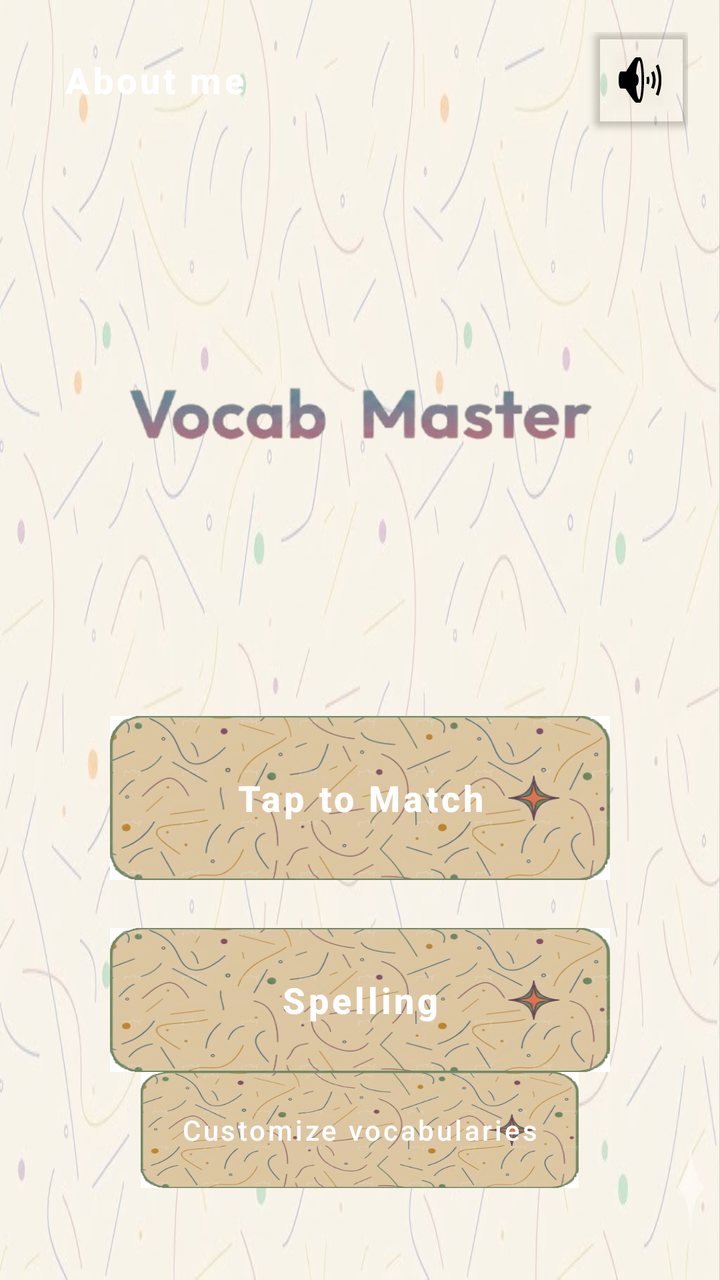
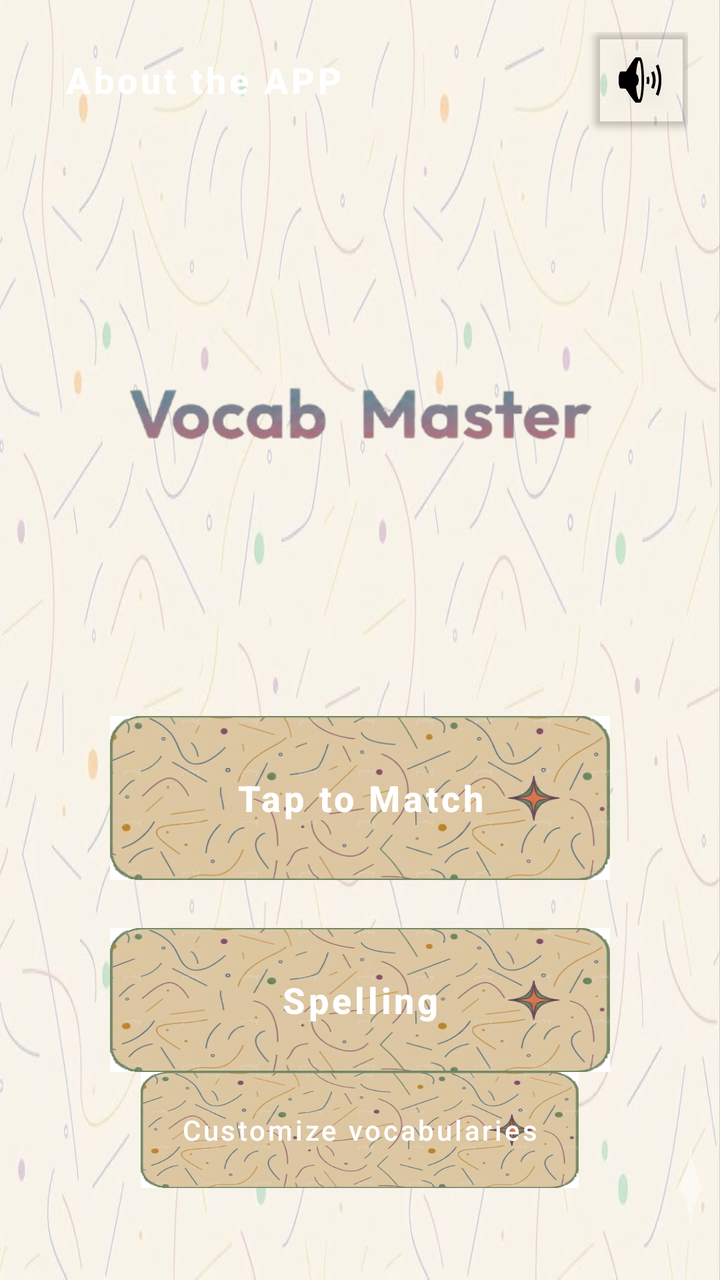

Screens rendered from an Android XML layout before and after an edit, with the pre-edit source and the edit as a unified diff.
<!-- AndroidManifest.xml: application theme Theme.Vocab_Master_mad_project -->
<!-- res/layout/activity_main.xml -->
<?xml version="1.0" encoding="utf-8"?>
<RelativeLayout xmlns:android="http://schemas.android.com/apk/res/android"
    xmlns:app="http://schemas.android.com/apk/res-auto"
    android:layout_width="match_parent"
    android:layout_height="match_parent"
    android:padding="16dp"
    android:background="@drawable/default_bg">

    <com.google.android.material.button.MaterialButton
        android:id="@+id/btn_aboutme"
        android:layout_width="wrap_content"
        android:layout_height="wrap_content"
        android:layout_alignParentTop="true"
        android:layout_alignParentStart="true"
        android:background="@android:color/transparent"
        app:backgroundTint="@android:color/transparent"
        app:elevation="0dp"
        android:text="About me"
        android:textAllCaps="false"
        android:textStyle="bold"
        android:textSize="18sp"
        app:rippleColor="#20000000" />

    <LinearLayout
        android:layout_width="match_parent"
        android:layout_height="wrap_content"
        android:gravity="center"
        android:orientation="vertical"
        android:layout_centerInParent="true">

        
        <ImageView
            android:id="@+id/iv_logo"
            android:layout_width="363dp"
            android:layout_height="238dp"
            android:layout_marginBottom="32dp"
            android:contentDescription="App Logo"
            android:src="@drawable/logo" />

        <com.google.android.material.button.MaterialButton
            android:id="@+id/btn_tap_match"
            android:layout_width="250dp"
            android:layout_height="82dp"
            android:layout_marginBottom="24dp"
            android:background="@drawable/button_default"
            android:maxLines="1"
            android:minHeight="100dp"
            android:text="Tap to Match"
            android:textAllCaps="false"
            android:textColor="@color/white"
            android:textStyle="bold"
            app:autoSizeMaxTextSize="18sp"
            app:autoSizeMinTextSize="12sp"
            app:autoSizeTextType="uniform"
            app:backgroundTint="@null"
            app:cornerRadius="50dp" />

        <com.google.android.material.button.MaterialButton
            android:id="@+id/btn_spelling"
            android:layout_width="250dp"
            android:layout_height="72dp"
            android:layout_marginBottom="16dp"
            android:background="@drawable/button_default"
            android:maxLines="1"
            android:minHeight="100dp"
            android:text="Spelling"
            android:textAllCaps="false"
            android:textColor="@color/white"
            android:textStyle="bold"
            app:autoSizeMaxTextSize="18sp"
            app:autoSizeMinTextSize="12sp"
            app:autoSizeTextType="uniform"
            app:backgroundTint="@null"
            app:cornerRadius="50dp" />

    </LinearLayout>

    <com.google.android.material.button.MaterialButton
        android:id="@+id/btn_customize"
        android:layout_width="219dp"
        android:layout_height="58dp"
        android:layout_alignParentBottom="true"
        android:layout_centerHorizontal="true"
        android:layout_marginBottom="30dp"
        android:background="@drawable/button_default"
        android:maxLines="1"
        android:minHeight="53dp"
        android:text="Customize vocabularies"
        android:textAllCaps="false"
        app:autoSizeMaxTextSize="14sp"
        app:autoSizeMinTextSize="10sp"
        app:autoSizeTextType="uniform"
        app:backgroundTint="@null"
        app:cornerRadius="24dp" />

    <com.google.android.material.button.MaterialButton
        android:id="@+id/btn_mute"
        style="@style/Widget.MaterialComponents.Button.Icon"
        android:layout_width="48dp"
        android:layout_height="48dp"
        android:layout_alignParentTop="true"
        android:layout_alignParentEnd="true"
        android:insetLeft="0dp"
        android:insetTop="0dp"
        android:insetRight="0dp"
        android:insetBottom="0dp"
        android:padding="0dp"
        app:icon="@android:drawable/ic_lock_silent_mode_off"
        app:iconGravity="textStart"
        app:iconPadding="0dp"
        app:backgroundTint="@android:color/transparent"
        app:iconTint="@android:color/black"
        app:elevation="0dp" />

</RelativeLayout>
<!-- resources referenced by this layout -->
<resources>
  <color name="white">#FFFFFFFF</color>
  <!-- drawable button_default: png bitmap (drawable, 210409 bytes) -->
  <!-- drawable default_bg: png bitmap (drawable, 416569 bytes) -->
  <!-- drawable logo: png bitmap (drawable, 42137 bytes) -->
  <style name="Theme.Vocab_Master_mad_project" parent="Theme.MaterialComponents.DayNight.NoActionBar">
          
          <item name="colorPrimary">@color/purple_500</item>
          <item name="colorPrimaryVariant">@color/purple_700</item>
          <item name="colorOnPrimary">@color/white</item>
          
          <item name="colorSecondary">@color/teal_200</item>
          <item name="colorSecondaryVariant">@color/teal_700</item>
          <item name="colorOnSecondary">@color/black</item>
          
          <item name="android:statusBarColor">?attr/colorPrimaryVariant</item>
          
      </style>
  <color name="purple_500">#FF6200EE</color>
  <color name="purple_700">#FF3700B3</color>
  <color name="teal_200">#FF03DAC5</color>
  <color name="teal_700">#FF018786</color>
  <color name="black">#FF000000</color>
</resources>

<!-- the commit's change to res/layout/activity_main.xml (unified diff, before → after) -->
@@ -15,7 +15,7 @@
         android:background="@android:color/transparent"
         app:backgroundTint="@android:color/transparent"
         app:elevation="0dp"
-        android:text="About me"
+        android:text="About the APP"
         android:textAllCaps="false"
         android:textStyle="bold"
         android:textSize="18sp"
